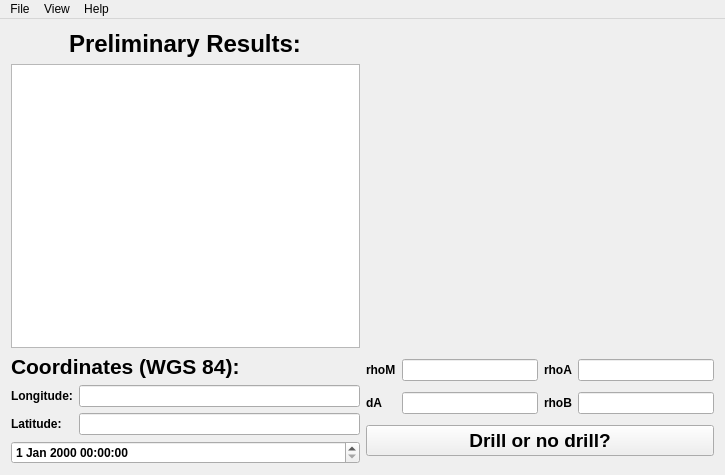
ajoros/ves_ajoros, file ves/templates/reportwindow.ui: the form before one commit.
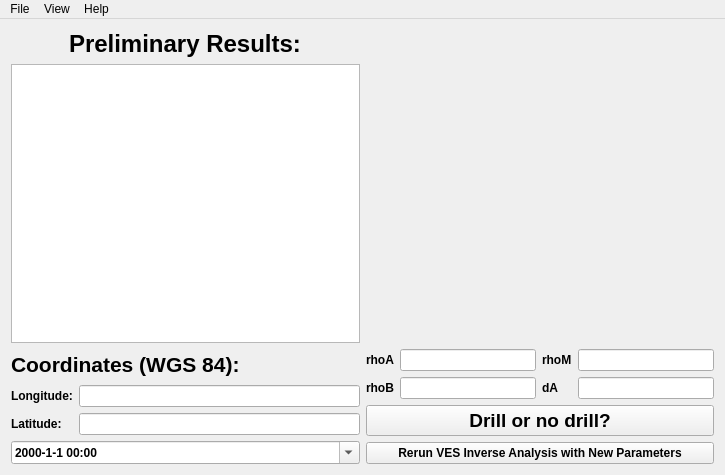
The form after the commit.

Commit message: Defaults for report window, tweak layout, add rerun analysis button

```diff
--- a/ves/templates/reportwindow.ui
+++ b/ves/templates/reportwindow.ui
@@ -118,53 +118,73 @@
        <widget class="QLineEdit" name="lineEdit_2"/>
       </item>
       <item row="3" column="0" colspan="2">
-       <widget class="QDateTimeEdit" name="dateTimeEdit"/>
+       <widget class="QDateTimeEdit" name="dateTimeEdit">
+        <property name="dateTime">
+         <datetime>
+          <hour>0</hour>
+          <minute>0</minute>
+          <second>0</second>
+          <year>2000</year>
+          <month>1</month>
+          <day>1</day>
+         </datetime>
+        </property>
+        <property name="displayFormat">
+         <string>yyyy-M-d hh:mm </string>
+        </property>
+        <property name="calendarPopup">
+         <bool>true</bool>
+        </property>
+        <property name="currentSectionIndex">
+         <number>0</number>
+        </property>
+       </widget>
       </item>
      </layout>
     </item>
     <item row="1" column="1">
      <layout class="QGridLayout" name="gridLayout_2">
-      <item row="0" column="0">
+      <item row="1" column="0">
+       <widget class="QLabel" name="label_6">
+        <property name="text">
+         <string>rhoB</string>
+        </property>
+       </widget>
+      </item>
+      <item row="0" column="2" colspan="2">
        <widget class="QLabel" name="label_7">
         <property name="text">
          <string>rhoM</string>
         </property>
        </widget>
       </item>
-      <item row="0" column="1">
-       <widget class="QLineEdit" name="lineEdit_5"/>
-      </item>
-      <item row="0" column="2">
+      <item row="0" column="0">
        <widget class="QLabel" name="label_5">
         <property name="text">
          <string>rhoA</string>
         </property>
        </widget>
       </item>
-      <item row="0" column="3">
-       <widget class="QLineEdit" name="lineEdit_4"/>
+      <item row="0" column="1">
+       <widget class="QLineEdit" name="rhoALineEdit"/>
       </item>
-      <item row="1" column="0">
+      <item row="0" column="4">
+       <widget class="QLineEdit" name="rhoMLineEdit"/>
+      </item>
+      <item row="1" column="1">
+       <widget class="QLineEdit" name="rhoBLineEdit"/>
+      </item>
+      <item row="1" column="2" colspan="2">
        <widget class="QLabel" name="label_8">
         <property name="text">
          <string>dA</string>
         </property>
        </widget>
       </item>
-      <item row="1" column="1">
-       <widget class="QLineEdit" name="lineEdit_6"/>
+      <item row="1" column="4">
+       <widget class="QLineEdit" name="dALineEdit"/>
       </item>
-      <item row="1" column="2">
-       <widget class="QLabel" name="label_6">
-        <property name="text">
-         <string>rhoB</string>
-        </property>
-       </widget>
-      </item>
-      <item row="1" column="3">
-       <widget class="QLineEdit" name="lineEdit_3"/>
-      </item>
-      <item row="2" column="0" colspan="4">
+      <item row="2" column="0" colspan="5">
        <widget class="QPushButton" name="pushButton">
         <property name="font">
          <font>
@@ -176,6 +196,13 @@
         </property>
        </widget>
       </item>
+      <item row="3" column="0" colspan="5">
+       <widget class="QPushButton" name="pushButton_2">
+        <property name="text">
+         <string>Rerun VES Inverse Analysis with New Parameters</string>
+        </property>
+       </widget>
+      </item>
      </layout>
     </item>
    </layout>
```
Left out of the diff: 4 changed lines with no effect on the pictures. The commit also changes 1 other file.
